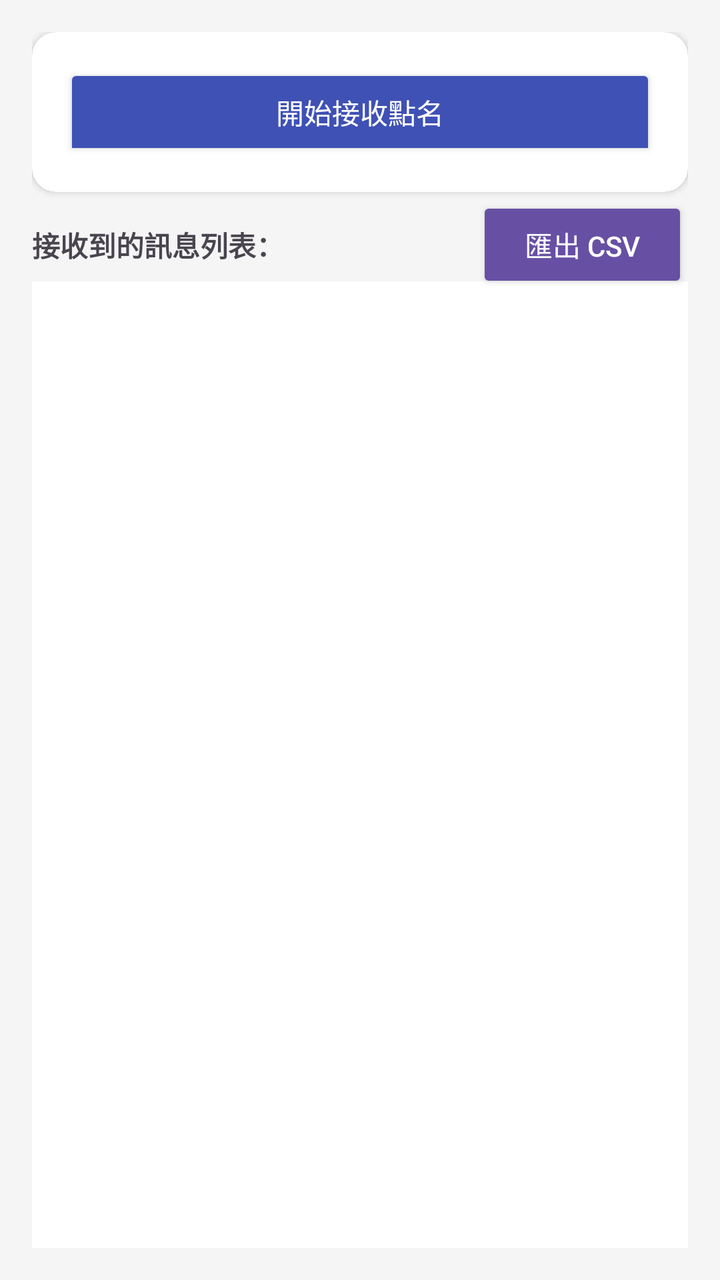
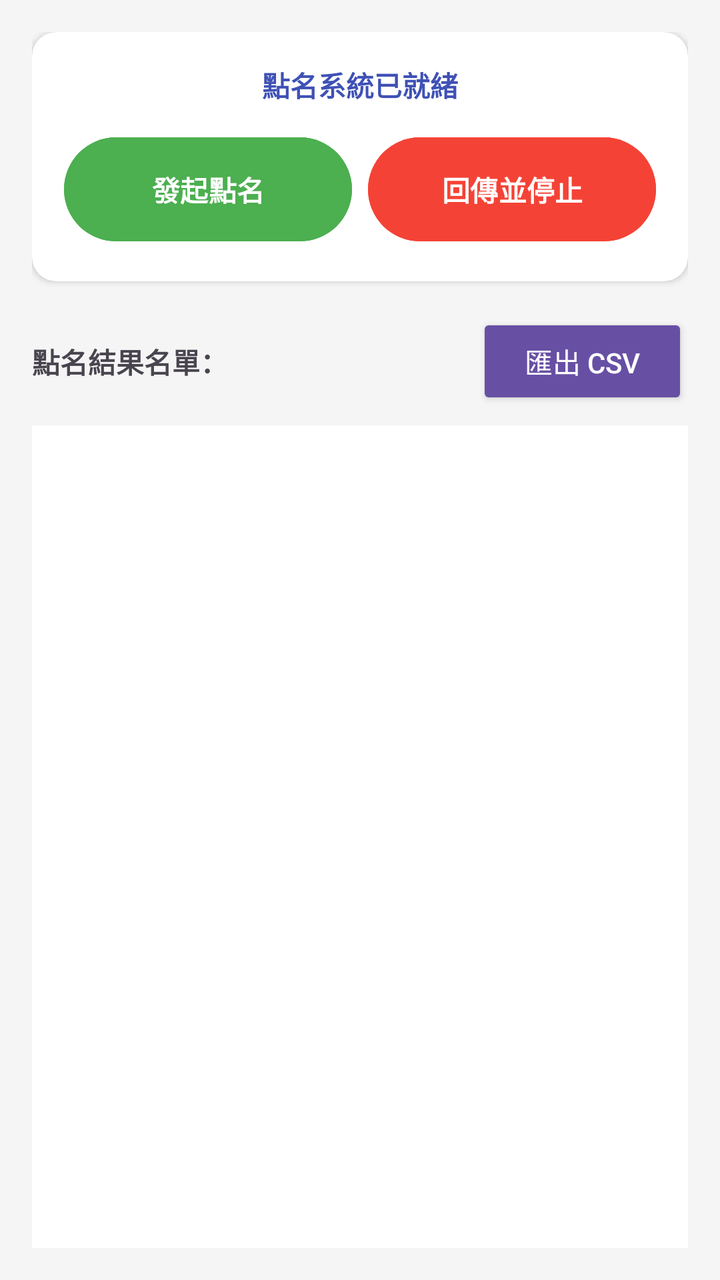

Two renders of the same Android screen: before a commit and after it. Below are the layout's source before the change and the commit's diff.
<!-- AndroidManifest.xml: application theme Theme.Bluetooth -->
<!-- res/layout/fragment_teacher_controls.xml -->
<?xml version="1.0" encoding="utf-8"?>
<androidx.constraintlayout.widget.ConstraintLayout xmlns:android="http://schemas.android.com/apk/res/android"
    xmlns:app="http://schemas.android.com/apk/res-auto"
    android:layout_width="match_parent"
    android:layout_height="match_parent"
    android:background="#F5F5F5"
    android:padding="16dp">

    <androidx.cardview.widget.CardView
        android:id="@+id/teacher_controls_card"
        android:layout_width="match_parent"
        android:layout_height="wrap_content"
        app:cardCornerRadius="12dp"
        app:cardElevation="2dp"
        app:layout_constraintTop_toTopOf="parent">

        <LinearLayout
            android:layout_width="match_parent"
            android:layout_height="wrap_content"
            android:orientation="vertical"
            android:padding="16dp">

            <ToggleButton
                android:id="@+id/scan_toggle_button"
                android:layout_width="match_parent"
                android:layout_height="wrap_content"
                android:backgroundTint="#3F51B5"
                android:textColor="#FFFFFF"
                android:textOff="開始接收點名"
                android:textOn="停止接收" />
        </LinearLayout>
    </androidx.cardview.widget.CardView>

    <TextView
        android:id="@+id/received_header"
        android:layout_width="wrap_content"
        android:layout_height="wrap_content"
        android:layout_marginTop="16dp"
        android:text="接收到的訊息列表："
        android:textStyle="bold"
        app:layout_constraintTop_toBottomOf="@id/teacher_controls_card"
        app:layout_constraintStart_toStartOf="parent" />

    <Button
        android:id="@+id/export_csv_button"
        style="@style/Widget.AppCompat.Button.Small"
        android:layout_width="wrap_content"
        android:layout_height="wrap_content"
        android:text="匯出 CSV"
        app:layout_constraintEnd_toEndOf="parent"
        app:layout_constraintTop_toTopOf="@id/received_header"
        app:layout_constraintBottom_toBottomOf="@id/received_header" />

    <ListView
        android:id="@+id/devices_listview"
        android:layout_width="0dp"
        android:layout_height="0dp"
        android:layout_marginTop="8dp"
        android:background="#FFFFFF"
        android:divider="#EEEEEE"
        android:dividerHeight="1dp"
        app:layout_constraintBottom_toBottomOf="parent"
        app:layout_constraintEnd_toEndOf="parent"
        app:layout_constraintStart_toStartOf="parent"
        app:layout_constraintTop_toBottomOf="@id/received_header" />

</androidx.constraintlayout.widget.ConstraintLayout>
<!-- resources referenced by this layout -->
<resources>
  <style name="Theme.Bluetooth" parent="Base.Theme.Bluetooth" />
  <style name="Base.Theme.Bluetooth" parent="Theme.Material3.DayNight.NoActionBar">
          
          
      </style>
</resources>

<!-- the commit's change to res/layout/fragment_teacher_controls.xml (unified diff, before → after) -->
@@ -20,36 +20,70 @@
             android:orientation="vertical"
             android:padding="16dp">
 
-            <ToggleButton
-                android:id="@+id/scan_toggle_button"
+            <TextView
+                android:id="@+id/tv_teacher_status"
+                android:layout_width="wrap_content"
+                android:layout_height="wrap_content"
+                android:layout_gravity="center"
+                android:layout_marginBottom="12dp"
+                android:text="點名系統已就緒"
+                android:textColor="#3F51B5"
+                android:textStyle="bold" />
+
+            <LinearLayout
                 android:layout_width="match_parent"
                 android:layout_height="wrap_content"
-                android:backgroundTint="#3F51B5"
-                android:textColor="#FFFFFF"
-                android:textOff="開始接收點名"
-                android:textOn="停止接收" />
+                android:orientation="horizontal">
+
+                <Button
+                    android:id="@+id/btn_start_attendance"
+                    android:layout_width="0dp"
+                    android:layout_height="60dp"
+                    android:layout_weight="1"
+                    android:layout_marginEnd="8dp"
+                    android:backgroundTint="#4CAF50"
+                    android:text="發起點名"
+                    android:textColor="#FFFFFF"
+                    android:textStyle="bold" />
+
+                <Button
+                    android:id="@+id/btn_stop_and_upload"
+                    android:layout_width="0dp"
+                    android:layout_height="60dp"
+                    android:layout_weight="1"
+                    android:backgroundTint="#F44336"
+                    android:enabled="false"
+                    android:text="回傳並停止"
+                    android:textColor="#FFFFFF"
+                    android:textStyle="bold" />
+            </LinearLayout>
         </LinearLayout>
     </androidx.cardview.widget.CardView>
 
-    <TextView
-        android:id="@+id/received_header"
-        android:layout_width="wrap_content"
+    <LinearLayout
+        android:id="@+id/list_header"
+        android:layout_width="match_parent"
         android:layout_height="wrap_content"
         android:layout_marginTop="16dp"
-        android:text="接收到的訊息列表："
-        android:textStyle="bold"
-        app:layout_constraintTop_toBottomOf="@id/teacher_controls_card"
-        app:layout_constraintStart_toStartOf="parent" />
+        android:gravity="center_vertical"
+        android:orientation="horizontal"
+        app:layout_constraintTop_toBottomOf="@id/teacher_controls_card">
 
-    <Button
-        android:id="@+id/export_csv_button"
-        style="@style/Widget.AppCompat.Button.Small"
-        android:layout_width="wrap_content"
-        android:layout_height="wrap_content"
-        android:text="匯出 CSV"
-        app:layout_constraintEnd_toEndOf="parent"
-        app:layout_constraintTop_toTopOf="@id/received_header"
-        app:layout_constraintBottom_toBottomOf="@id/received_header" />
+        <TextView
+            android:id="@+id/received_header"
+            android:layout_width="0dp"
+            android:layout_height="wrap_content"
+            android:layout_weight="1"
+            android:text="點名結果名單："
+            android:textStyle="bold" />
+
+        <Button
+            android:id="@+id/export_csv_button"
+            style="@style/Widget.AppCompat.Button.Small"
+            android:layout_width="wrap_content"
+            android:layout_height="wrap_content"
+            android:text="匯出 CSV" />
+    </LinearLayout>
 
     <ListView
         android:id="@+id/devices_listview"
@@ -62,6 +96,6 @@
         app:layout_constraintBottom_toBottomOf="parent"
         app:layout_constraintEnd_toEndOf="parent"
         app:layout_constraintStart_toStartOf="parent"
-        app:layout_constraintTop_toBottomOf="@id/received_header" />
+        app:layout_constraintTop_toBottomOf="@id/list_header" />
 
 </androidx.constraintlayout.widget.ConstraintLayout>
